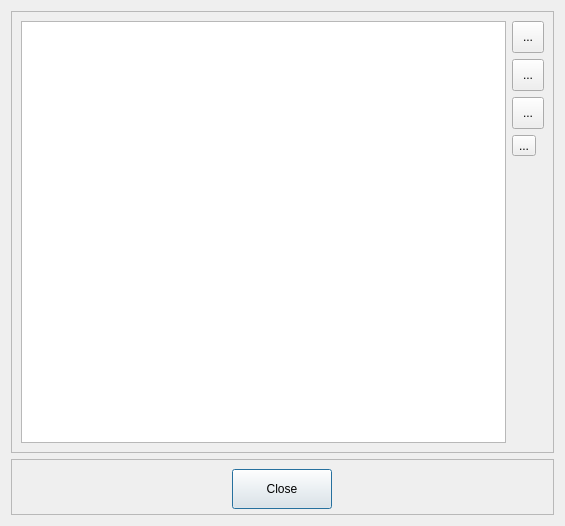
Old version of the form ui/CatTreeDlg.ui in the repository utamons/tm3.
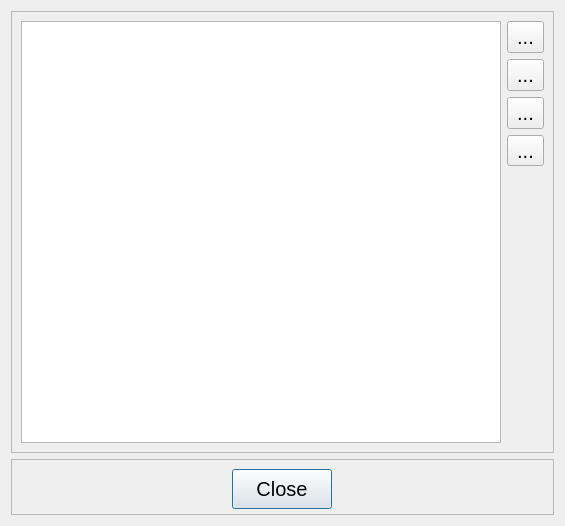
New version of the form. Icons and pictures are not drawn.

Commit message: increased font family and size

The edit to the form file:
```diff
--- a/ui/CatTreeDlg.ui
+++ b/ui/CatTreeDlg.ui
@@ -16,6 +16,12 @@
   <layout class="QVBoxLayout" name="verticalLayout">
    <item>
     <widget class="QFrame" name="frame">
+     <property name="font">
+      <font>
+       <family>Tahoma</family>
+       <pointsize>15</pointsize>
+      </font>
+     </property>
      <property name="frameShape">
       <enum>QFrame::StyledPanel</enum>
      </property>
@@ -25,6 +31,12 @@
      <layout class="QHBoxLayout" name="horizontalLayout_2">
       <item>
        <widget class="QTreeView" name="treeView">
+        <property name="font">
+         <font>
+          <family>Tahoma</family>
+          <pointsize>15</pointsize>
+         </font>
+        </property>
         <property name="contextMenuPolicy">
          <enum>Qt::CustomContextMenu</enum>
         </property>
@@ -67,6 +79,12 @@
             <height>32</height>
            </size>
           </property>
+          <property name="font">
+           <font>
+            <family>Tahoma</family>
+            <pointsize>15</pointsize>
+           </font>
+          </property>
           <property name="text">
            <string>...</string>
           </property>
@@ -92,6 +110,12 @@
             <height>32</height>
            </size>
           </property>
+          <property name="font">
+           <font>
+            <family>Tahoma</family>
+            <pointsize>15</pointsize>
+           </font>
+          </property>
           <property name="text">
            <string>...</string>
           </property>
@@ -124,6 +148,12 @@
             <height>32</height>
            </size>
           </property>
+          <property name="font">
+           <font>
+            <family>Tahoma</family>
+            <pointsize>15</pointsize>
+           </font>
+          </property>
           <property name="text">
            <string>...</string>
           </property>
@@ -137,6 +167,12 @@
         </item>
         <item>
          <widget class="QToolButton" name="btnDel">
+          <property name="font">
+           <font>
+            <family>Tahoma</family>
+            <pointsize>15</pointsize>
+           </font>
+          </property>
           <property name="text">
            <string>...</string>
           </property>
@@ -154,6 +190,12 @@
         </item>
         <item>
          <spacer name="verticalSpacer">
+          <property name="font">
+           <font>
+            <family>Tahoma</family>
+            <pointsize>15</pointsize>
+           </font>
+          </property>
           <property name="orientation">
            <enum>Qt::Vertical</enum>
           </property>
@@ -184,6 +226,12 @@
        <height>56</height>
       </size>
      </property>
+     <property name="font">
+      <font>
+       <family>Tahoma</family>
+       <pointsize>15</pointsize>
+      </font>
+     </property>
      <property name="frameShape">
       <enum>QFrame::StyledPanel</enum>
      </property>
@@ -208,6 +256,12 @@
           <height>40</height>
          </size>
         </property>
+        <property name="font">
+         <font>
+          <family>Tahoma</family>
+          <pointsize>15</pointsize>
+         </font>
+        </property>
         <property name="text">
          <string>Close</string>
         </property>
```
The commit also changes 10 other files.
